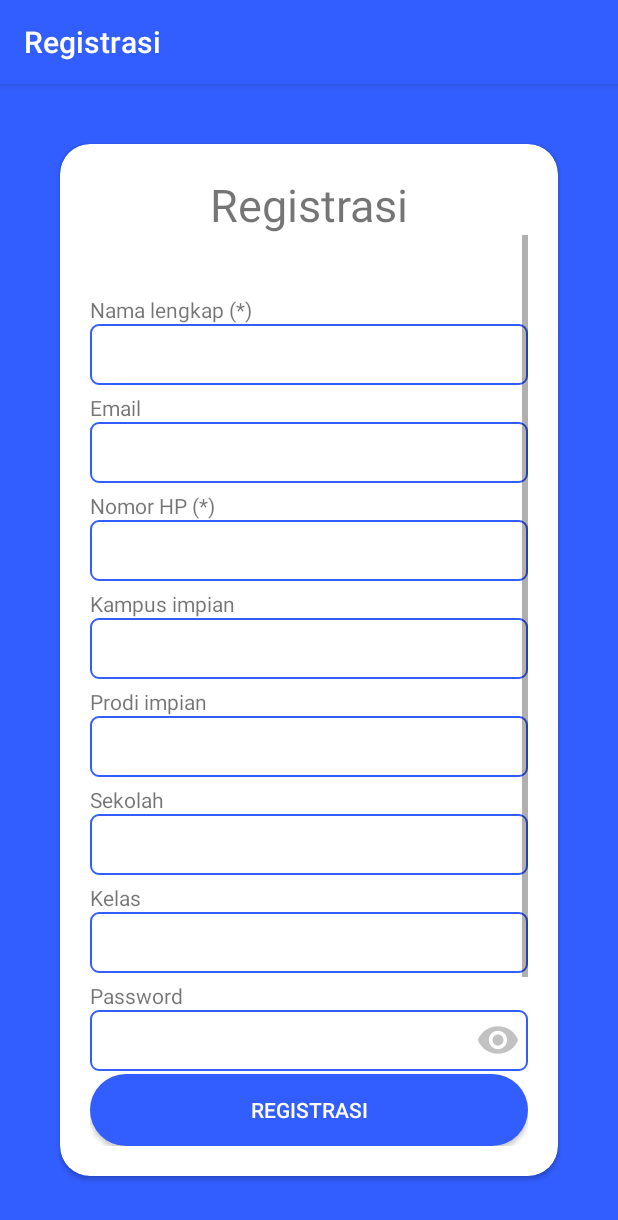
After one commit to primanandaaditya/alpha, an Android app: the RegisterActivity screen opened directly, with no data from a screen before it, on a phone screen of 412 x 824 dp. The commit adds this screen. Shown: the top 1220 px of the screen. Run offline under Robolectric (Android 15) with nearby library versions, the phone set to English and light mode, and no system bars.

Commit message:
register

```diff
--- a/app/src/main/java/com/example/alpha/activities/MainActivity.java
+++ b/app/src/main/java/com/example/alpha/activities/MainActivity.java
@@ -3,7 +3,9 @@ package com.example.alpha.activities;
 import androidx.appcompat.app.AppCompatActivity;
 import androidx.room.Room;
 
+import android.content.Intent;
 import android.os.Bundle;
+import android.view.View;
 import android.widget.TextView;
 
 import com.example.alpha.R;
@@ -14,13 +16,47 @@ import com.example.alpha.room.user.User;
 
 public class MainActivity extends BaseActivity {
 
-
+    TextView tv_login,tv_email,et_email,tv_password,et_password,tv_lupapassword,tv_belumpunya,tv_registrasi, btn_login;
 
     @Override
     protected void onCreate(Bundle savedInstanceState) {
         super.onCreate(savedInstanceState);
         setContentView(R.layout.activity_main);
 
+        findId();
 
     }
+
+    void findId(){
+
+        tv_login=findViewById(R.id.tv_login);
+        tv_email=findViewById(R.id.tv_email);
+        et_email=findViewById(R.id.et_email);
+        tv_password=findViewById(R.id.tv_password);
+        et_password=findViewById(R.id.et_password);
+        tv_lupapassword=findViewById(R.id.tv_lupapassword);
+        tv_belumpunya=findViewById(R.id.tv_belum_punya_akun);
+        tv_registrasi=findViewById(R.id.tv_registrasi);
+        btn_login=findViewById(R.id.btn_login);
+
+        //set font
+        this.applyFontRegularToTextView(tv_login);
+        this.applyFontRegularToTextView(tv_email);
+        this.applyFontRegularToTextView(et_email);
+        this.applyFontRegularToTextView(et_password);
+        this.applyFontRegularToTextView(tv_lupapassword);
+        this.applyFontRegularToTextView(tv_belumpunya);
+        this.applyFontRegularToTextView(tv_registrasi);
+        this.applyFontRegularToTextView(btn_login);
+
+        tv_registrasi.setOnClickListener(new View.OnClickListener() {
+            @Override
+            public void onClick(View v) {
+
+                Intent intent=new Intent(MainActivity.this, RegisterActivity.class);
+                startActivity(intent);
+                finish();
+            }
+        });
+    }
 }
--- /dev/null
+++ b/app/src/main/java/com/example/alpha/activities/RegisterActivity.java
@@ -0,0 +1,21 @@
+package com.example.alpha.activities;
+
+import androidx.appcompat.app.AppCompatActivity;
+
+import android.os.Bundle;
+import android.widget.EditText;
+import android.widget.TextView;
+
+import com.example.alpha.R;
+
+public class RegisterActivity extends AppCompatActivity {
+
+    TextView tv_nama, tv_password, tv_hp, tv_kampus_impian, tv_prodi_impian, tv_sekolah, tv_kelas, tv_konfirmasi_password;
+    EditText et_nama, et_password, et_hp, et_kampus_impian, et_prodi_impian, et_sekolah, et_kelas, et_konfirmasi_password;
+
+    @Override
+    protected void onCreate(Bundle savedInstanceState) {
+        super.onCreate(savedInstanceState);
+        setContentView(R.layout.activity_register);
+    }
+}
--- /dev/null
+++ b/app/src/main/res/drawable/border_edittext.xml
@@ -0,0 +1,11 @@
+<?xml version="1.0" encoding="utf-8"?>
+<selector xmlns:android="http://schemas.android.com/apk/res/android">
+    <item>
+        <shape android:shape="rectangle">
+            <solid android:color="@color/putih"/>
+            <stroke android:color="@color/colorPrimary" android:width="1dp" />
+            <!--corners allow us to make the rounded corners button-->
+            <corners android:radius="5dp" />
+        </shape>
+    </item>
+</selector>
--- a/app/src/main/res/layout/activity_main.xml
+++ b/app/src/main/res/layout/activity_main.xml
@@ -64,7 +64,9 @@
                         </TextView>
 
                         <EditText
-                            android:inputType="text"
+                            android:padding="8dp"
+                            android:background="@drawable/border_edittext"
+                            android:inputType="textEmailAddress"
                             android:id="@+id/et_email"
                             android:layout_width="match_parent"
                             android:layout_height="wrap_content">
@@ -74,6 +76,7 @@
 
 
                         <TextView
+                            android:layout_marginTop="20dp"
                             android:text="@string/password"
                             android:id="@+id/tv_password"
                             android:layout_width="match_parent"
@@ -82,11 +85,14 @@
                         </TextView>
 
                         <RelativeLayout
+
                             android:layout_width="fill_parent"
                             android:layout_height="wrap_content">
 
                             <EditText
-                                android:id="@+id/edit_password"
+                                android:padding="8dp"
+                                android:background="@drawable/border_edittext"
+                                android:id="@+id/et_password"
                                 android:layout_width="fill_parent"
                                 android:layout_height="wrap_content"
                                 android:inputType="textPassword"/>
@@ -101,6 +107,60 @@
                                 android:padding="5dp"
                                 android:src="@drawable/ic_eye" />
                         </RelativeLayout>
+
+
+                        <LinearLayout
+                            android:layout_marginTop="10dp"
+                            android:orientation="horizontal"
+                            android:layout_width="match_parent"
+                            android:layout_height="wrap_content">
+
+                            <LinearLayout
+                                android:orientation="vertical"
+                                android:layout_weight="1"
+                                android:layout_width="match_parent"
+                                android:layout_height="match_parent">
+
+                                <TextView
+                                    android:textColor="@color/colorPrimary"
+                                    android:text="@string/lupa_password"
+                                    android:id="@+id/tv_lupapassword"
+                                    android:layout_width="match_parent"
+                                    android:layout_height="wrap_content">
+
+                                </TextView>
+
+                            </LinearLayout>
+
+                            <LinearLayout
+
+                                android:orientation="vertical"
+                                android:layout_weight="1"
+                                android:layout_width="match_parent"
+                                android:layout_height="match_parent">
+
+                                <TextView
+                                    android:textAlignment="textEnd"
+                                    android:text="@string/belum_punya_akun"
+                                    android:id="@+id/tv_belum_punya_akun"
+                                    android:layout_width="match_parent"
+                                    android:layout_height="wrap_content">
+
+                                </TextView>
+
+                                <TextView
+                                    android:textColor="@color/colorPrimary"
+                                    android:textAlignment="textEnd"
+                                    android:text="@string/registrasi"
+                                    android:id="@+id/tv_registrasi"
+                                    android:layout_width="match_parent"
+                                    android:layout_height="wrap_content">
+
+                                </TextView>
+
+                            </LinearLayout>
+
+                        </LinearLayout>
 
                     </LinearLayout>
 
--- /dev/null
+++ b/app/src/main/res/layout/activity_register.xml
@@ -0,0 +1,305 @@
+<?xml version="1.0" encoding="utf-8"?>
+<LinearLayout
+    android:background="@color/colorPrimary"
+    xmlns:android="http://schemas.android.com/apk/res/android"
+    xmlns:app="http://schemas.android.com/apk/res-auto"
+    xmlns:tools="http://schemas.android.com/tools"
+    android:layout_width="match_parent"
+    android:layout_height="match_parent"
+    android:orientation="vertical"
+    tools:context=".activities.RegisterActivity">
+
+
+    <LinearLayout
+        android:gravity="center_horizontal|center_vertical"
+
+        android:orientation="vertical"
+        android:layout_width="match_parent"
+        android:layout_height="match_parent">
+
+        <androidx.cardview.widget.CardView
+            android:layout_margin="40dp"
+            android:background="@color/putih"
+            xmlns:card_view="http://schemas.android.com/apk/res-auto"
+            android:id="@+id/card_view"
+            android:layout_gravity="center_vertical|center_horizontal"
+            android:layout_width="match_parent"
+            android:layout_height="match_parent"
+            card_view:cardCornerRadius="20dp">
+
+            <RelativeLayout
+                android:padding="20dp"
+                android:layout_width="match_parent"
+                android:layout_height="match_parent">
+
+
+                <TextView
+                    android:layout_alignParentTop="true"
+                    android:textSize="30dp"
+                    android:gravity="center_horizontal"
+                    android:id="@+id/tv_login"
+                    android:text="@string/registrasi"
+                    android:layout_width="match_parent"
+                    android:layout_height="wrap_content" />
+
+                <ScrollView
+                    android:layout_above="@id/btn_login"
+                    android:layout_below="@id/tv_login"
+                    android:layout_width="match_parent"
+                    android:layout_height="match_parent">
+
+
+                    <LinearLayout
+                        android:orientation="vertical"
+                        android:layout_width="match_parent"
+                        android:layout_height="match_parent">
+
+                        <TextView
+                            android:layout_marginTop="40dp"
+                            android:text="@string/nama_lengkap"
+                            android:id="@+id/tv_nama"
+                            android:layout_width="match_parent"
+                            android:layout_height="wrap_content">
+
+                        </TextView>
+
+                        <EditText
+                            android:padding="8dp"
+                            android:background="@drawable/border_edittext"
+                            android:inputType="text"
+                            android:id="@+id/et_nama"
+                            android:layout_width="match_parent"
+                            android:layout_height="wrap_content">
+
+                        </EditText>
+
+                        <TextView
+                            android:layout_marginTop="5dp"
+                            android:text="@string/email"
+                            android:id="@+id/tv_email"
+                            android:layout_width="match_parent"
+                            android:layout_height="wrap_content">
+
+                        </TextView>
+
+                        <EditText
+                            android:padding="8dp"
+                            android:background="@drawable/border_edittext"
+                            android:inputType="textEmailAddress"
+                            android:id="@+id/et_email"
+                            android:layout_width="match_parent"
+                            android:layout_height="wrap_content">
+
+                        </EditText>
+
+
+
+
+
+                        <TextView
+                            android:layout_marginTop="5dp"
+                            android:text="@string/nomor_hp"
+                            android:id="@+id/tv_hp"
+                            android:layout_width="match_parent"
+                            android:layout_height="wrap_content">
+
+                        </TextView>
+
+                        <EditText
+                            android:padding="8dp"
+                            android:background="@drawable/border_edittext"
+                            android:inputType="text"
+                            android:id="@+id/et_hp"
+                            android:layout_width="match_parent"
+                            android:layout_height="wrap_content">
+
+                        </EditText>
+
+
+
+
+
+                        <TextView
+                            android:layout_marginTop="5dp"
+                            android:text="@string/kampus_impian"
+                            android:id="@+id/tv_kampus_impian"
+                            android:layout_width="match_parent"
+                            android:layout_height="wrap_content">
+
+                        </TextView>
+
+                        <EditText
+                            android:padding="8dp"
+                            android:background="@drawable/border_edittext"
+                            android:inputType="text"
+                            android:id="@+id/et_kampus_impian"
+                            android:layout_width="match_parent"
+                            android:layout_height="wrap_content">
+
+                        </EditText>
+
+
+
+
+                        <TextView
+                            android:layout_marginTop="5dp"
+                            android:text="@string/prodi_impian"
+                            android:id="@+id/tv_prodi_impian"
+                            android:layout_width="match_parent"
+                            android:layout_height="wrap_content">
+
+                        </TextView>
+
+                        <EditText
+                            android:padding="8dp"
+                            android:background="@drawable/border_edittext"
+                            android:inputType="text"
+                            android:id="@+id/et_prodi_impian"
+                            android:layout_width="match_parent"
+                            android:layout_height="wrap_content">
+
+                        </EditText>
+
+
+
+
+
+
+                        <TextView
+                            android:layout_marginTop="5dp"
+                            android:text="@string/sekolah"
+                            android:id="@+id/tv_sekolah"
+                            android:layout_width="match_parent"
+                            android:layout_height="wrap_content">
+
+                        </TextView>
+
+                        <EditText
+                            android:padding="8dp"
+                            android:background="@drawable/border_edittext"
+                            android:inputType="text"
+                            android:id="@+id/et_sekolah"
+                            android:layout_width="match_parent"
+                            android:layout_height="wrap_content">
+
+                        </EditText>
+
+
+
+
+
+
+                        <TextView
+                            android:layout_marginTop="5dp"
+                            android:text="@string/kelas"
+                            android:id="@+id/tv_kelas"
+                            android:layout_width="match_parent"
+                            android:layout_height="wrap_content">
+
+                        </TextView>
+
+                        <EditText
+                            android:padding="8dp"
+                            android:background="@drawable/border_edittext"
+                            android:inputType="text"
+                            android:id="@+id/et_kelas"
+                            android:layout_width="match_parent"
+                            android:layout_height="wrap_content">
+
+                        </EditText>
+
+
+                        <TextView
+                            android:layout_marginTop="5dp"
+                            android:text="@string/password"
+                            android:id="@+id/tv_password"
+                            android:layout_width="match_parent"
+                            android:layout_height="wrap_content">
+
+                        </TextView>
+
+                        <RelativeLayout
+
+                            android:layout_width="fill_parent"
+                            android:layout_height="wrap_content">
+
+                            <EditText
+                                android:padding="8dp"
+                                android:background="@drawable/border_edittext"
+                                android:id="@+id/et_password"
+                                android:layout_width="fill_parent"
+                                android:layout_height="wrap_content"
+                                android:inputType="textPassword"/>
+
+                            <ImageView
+                                android:id="@+id/show_pass_btn"
+                                android:layout_width="40dp"
+                                android:layout_height="40dp"
+                                android:layout_alignParentRight="true"
+                                android:layout_centerVertical="true"
+                                android:alpha=".5"
+                                android:padding="5dp"
+                                android:src="@drawable/ic_eye" />
+                        </RelativeLayout>
+
+
+
+
+                        <TextView
+                            android:layout_marginTop="5dp"
+                            android:text="@string/konfirmasi_password"
+                            android:id="@+id/tv_konfirmasi_password"
+                            android:layout_width="match_parent"
+                            android:layout_height="wrap_content">
+
+                        </TextView>
+
+                        <RelativeLayout
+                            android:layout_marginBottom="10dp"
+                            android:layout_width="fill_parent"
+                            android:layout_height="wrap_content">
+
+                            <EditText
+                                android:padding="8dp"
+                                android:background="@drawable/border_edittext"
+                                android:id="@+id/et_konfirmasi_password"
+                                android:layout_width="fill_parent"
+                                android:layout_height="wrap_content"
+                                android:inputType="textPassword"/>
+
+                            <ImageView
+                                android:id="@+id/show_konf_pass_btn"
+                                android:layout_width="40dp"
+                                android:layout_height="40dp"
+                                android:layout_alignParentRight="true"
+                                android:layout_centerVertical="true"
+                                android:alpha=".5"
+                                android:padding="5dp"
+                                android:src="@drawable/ic_eye" />
+                        </RelativeLayout>
+                    </LinearLayout>
+
+                </ScrollView>
+
+
+
+                <Button
+                    android:id="@+id/btn_login"
+                    android:text="@string/registrasi"
+                    android:textColor="@color/putih"
+                    android:background="@drawable/rounded_blue_button"
+                    android:layout_alignParentBottom="true"
+                    android:layout_width="match_parent"
+                    android:layout_height="wrap_content">
+
+                </Button>
+
+            </RelativeLayout>
+
+        </androidx.cardview.widget.CardView>
+
+
+    </LinearLayout>
+
+
+</LinearLayout>
--- a/app/src/main/res/values/colors.xml
+++ b/app/src/main/res/values/colors.xml
@@ -4,4 +4,5 @@
     <color name="colorPrimaryDark">#335efe</color>
     <color name="colorAccent">#4d70f7</color>
     <color name="putih">#FFFFFF</color>
+    <color name="hitam">#000000</color>
 </resources>
--- a/app/src/main/res/values/strings.xml
+++ b/app/src/main/res/values/strings.xml
@@ -3,4 +3,14 @@
     <string name="login" translatable="false">LOGIN</string>
     <string name="email" translatable="false">Email</string>
     <string name="password" translatable="false">Password</string>
+    <string name="lupa_password" translatable="false">Lupa password?</string>
+    <string name="belum_punya_akun" translatable="false">Belum punya akun?</string>
+    <string name="registrasi" translatable="false">Registrasi</string>
+    <string name="nama_lengkap" translatable="false">Nama lengkap (*)</string>
+    <string name="nomor_hp" translatable="false">Nomor HP (*)</string>
+    <string name="kampus_impian" translatable="false">Kampus impian</string>
+    <string name="prodi_impian" translatable="false">Prodi impian</string>
+    <string name="sekolah" translatable="false">Sekolah</string>
+    <string name="kelas" translatable="false">Kelas</string>
+    <string name="konfirmasi_password" translatable="false">Konfirmasi password</string>
 </resources>
```
Also changed, not shown: app/src/main/AndroidManifest.xml (+13 -6 lines).
